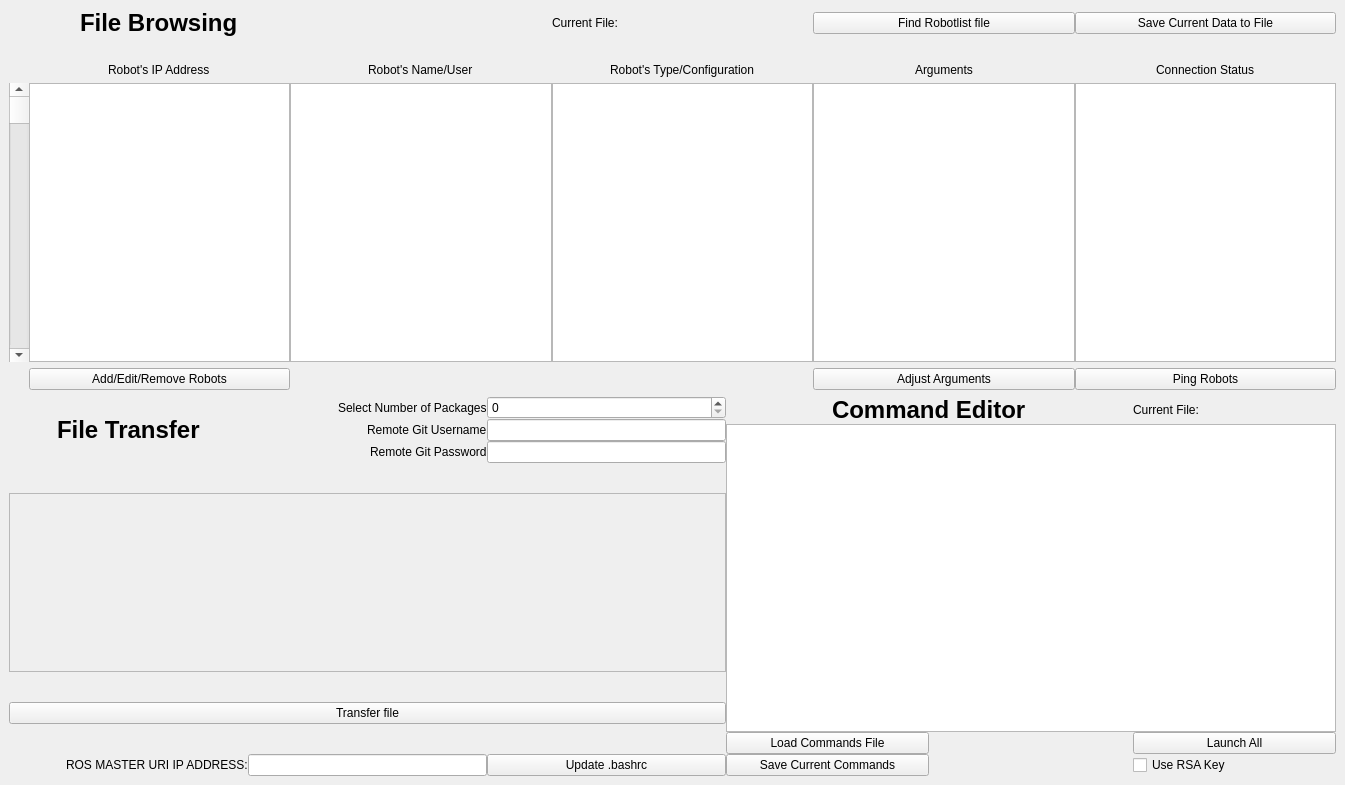
The window that src/ui_files/Multilauncher.ui (uf-reef-avl/multilauncher) describes before a commit, drawn with Qt 5.
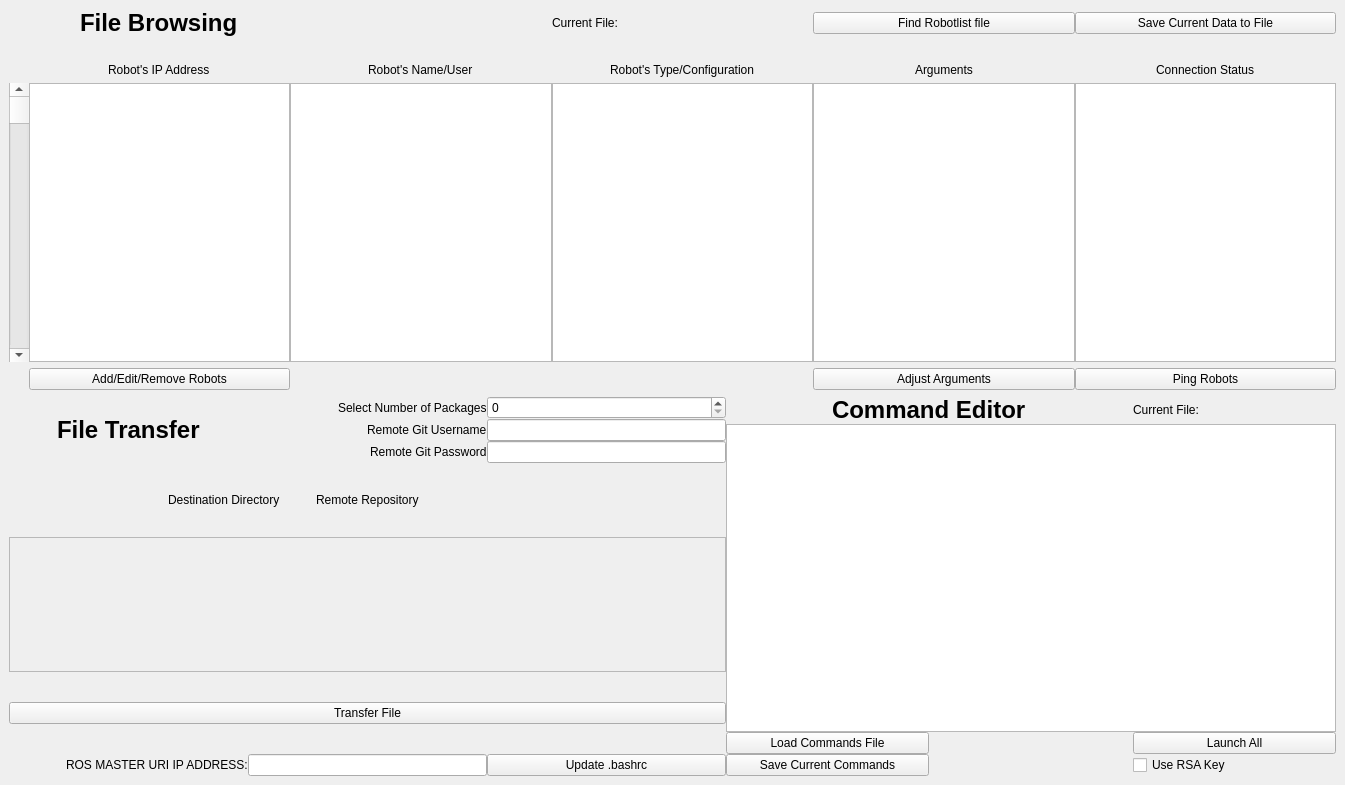
The same window after the commit.

Commit message: Identified some file transfer issues. README in progress

What changed in the file:
```diff
--- a/src/ui_files/Multilauncher.ui
+++ b/src/ui_files/Multilauncher.ui
@@ -21,7 +21,7 @@
        <number>0</number>
       </property>
       <item row="1" column="1">
-       <layout class="QGridLayout" name="gridLayout_2" rowstretch="0,0,0,0,0,0">
+       <layout class="QGridLayout" name="gridLayout_2" rowstretch="0,0,0,0,0">
         <property name="sizeConstraint">
          <enum>QLayout::SetMinimumSize</enum>
         </property>
@@ -40,50 +40,44 @@
         <property name="verticalSpacing">
          <number>30</number>
         </property>
-        <item row="4" column="0">
-         <widget class="QPushButton" name="buttontransfer">
+        <item row="1" column="0">
+         <layout class="QHBoxLayout" name="horizontalLayout_4" stretch="1,1,1,1,1">
+          <item>
+           <widget class="QLabel" name="label_2">
           <property name="text">
-           <string>Transfer file</string>
+             <string/>
           </property>
          </widget>
         </item>
-        <item row="3" column="0">
-         <widget class="QScrollArea" name="scrollareapackage">
-          <property name="sizePolicy">
-           <sizepolicy hsizetype="Minimum" vsizetype="Expanding">
-            <horstretch>250</horstretch>
-            <verstretch>0</verstretch>
-           </sizepolicy>
-          </property>
-          <property name="widgetResizable">
-           <bool>true</bool>
-          </property>
-          <widget class="QWidget" name="scrollAreaWidgetContents">
-           <property name="geometry">
-            <rect>
-             <x>0</x>
-             <y>0</y>
-             <width>709</width>
-             <height>134</height>
-            </rect>
-           </property>
-           <widget class="QWidget" name="gridLayoutWidget_2">
-            <property name="geometry">
-             <rect>
-              <x>0</x>
-              <y>20</y>
-              <width>351</width>
-              <height>141</height>
-             </rect>
+          <item alignment="Qt::AlignHCenter">
+           <widget class="QLabel" name="label">
+            <property name="text">
+             <string>Destination Directory</string>
+            </property>
+           </widget>
+          </item>
+          <item alignment="Qt::AlignHCenter">
+           <widget class="QLabel" name="label_4">
+            <property name="text">
+             <string>Remote Repository</string>
+            </property>
+           </widget>
+          </item>
+          <item>
+           <widget class="QLabel" name="label_3">
+            <property name="text">
+             <string/>
+            </property>
+           </widget>
+          </item>
+          <item>
+           <widget class="QLabel" name="label_5">
+            <property name="text">
+             <string/>
             </property>
-            <layout class="QGridLayout" name="gridpackage">
-             <property name="sizeConstraint">
-              <enum>QLayout::SetMaximumSize</enum>
-             </property>
-            </layout>
-           </widget>
-          </widget>
-         </widget>
+           </widget>
+          </item>
+         </layout>
         </item>
         <item row="0" column="0">
          <layout class="QGridLayout" name="gridLayout_8">
@@ -185,6 +179,51 @@
           </item>
          </layout>
         </item>
+        <item row="2" column="0">
+         <widget class="QScrollArea" name="scrollareapackage">
+          <property name="sizePolicy">
+           <sizepolicy hsizetype="Minimum" vsizetype="Expanding">
+            <horstretch>250</horstretch>
+            <verstretch>0</verstretch>
+           </sizepolicy>
+          </property>
+          <property name="widgetResizable">
+           <bool>true</bool>
+          </property>
+          <widget class="QWidget" name="scrollAreaWidgetContents">
+           <property name="geometry">
+            <rect>
+             <x>0</x>
+             <y>0</y>
+             <width>709</width>
+             <height>85</height>
+            </rect>
+           </property>
+           <widget class="QWidget" name="gridLayoutWidget_2">
+            <property name="geometry">
+             <rect>
+              <x>0</x>
+              <y>20</y>
+              <width>351</width>
+              <height>141</height>
+             </rect>
+            </property>
+            <layout class="QGridLayout" name="gridpackage" columnstretch="1">
+             <property name="sizeConstraint">
+              <enum>QLayout::SetMaximumSize</enum>
+             </property>
+            </layout>
+           </widget>
+          </widget>
+         </widget>
+        </item>
+        <item row="3" column="0">
+         <widget class="QPushButton" name="buttontransfer">
+          <property name="text">
+           <string>Transfer File</string>
+          </property>
+         </widget>
+        </item>
        </layout>
       </item>
       <item row="0" column="0" colspan="3">
```
Left out of the diff: 64 changed lines with no effect on the pictures. Lines whose indentation alone changed are shown as unchanged. The commit also changes 3 other files.
